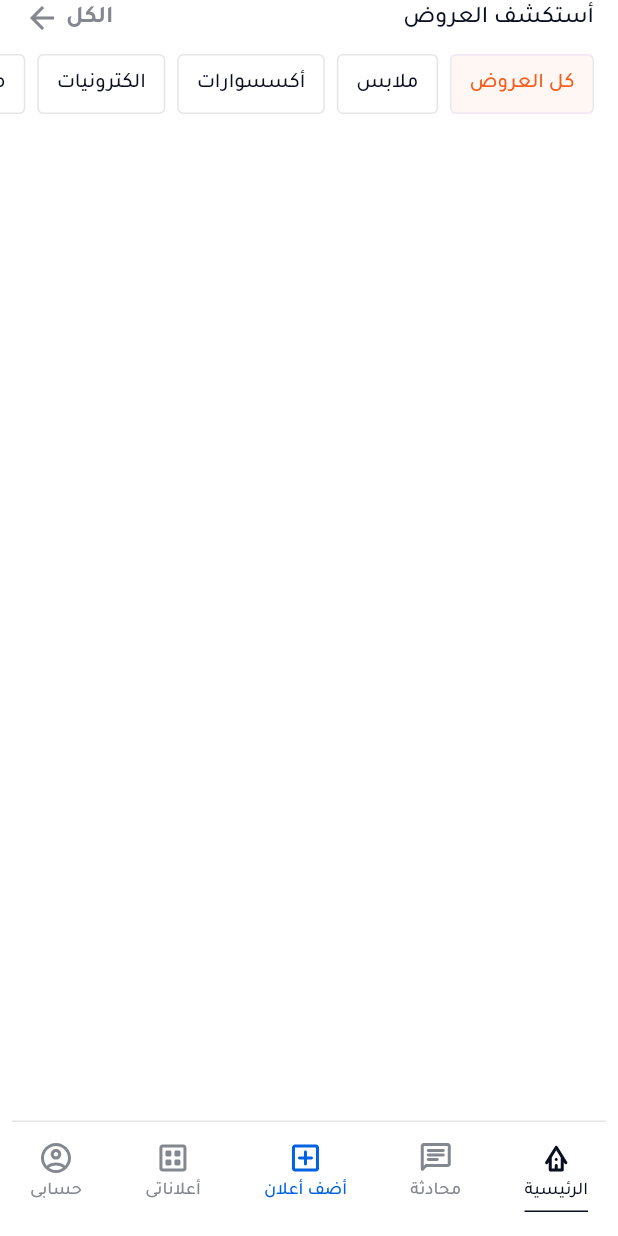
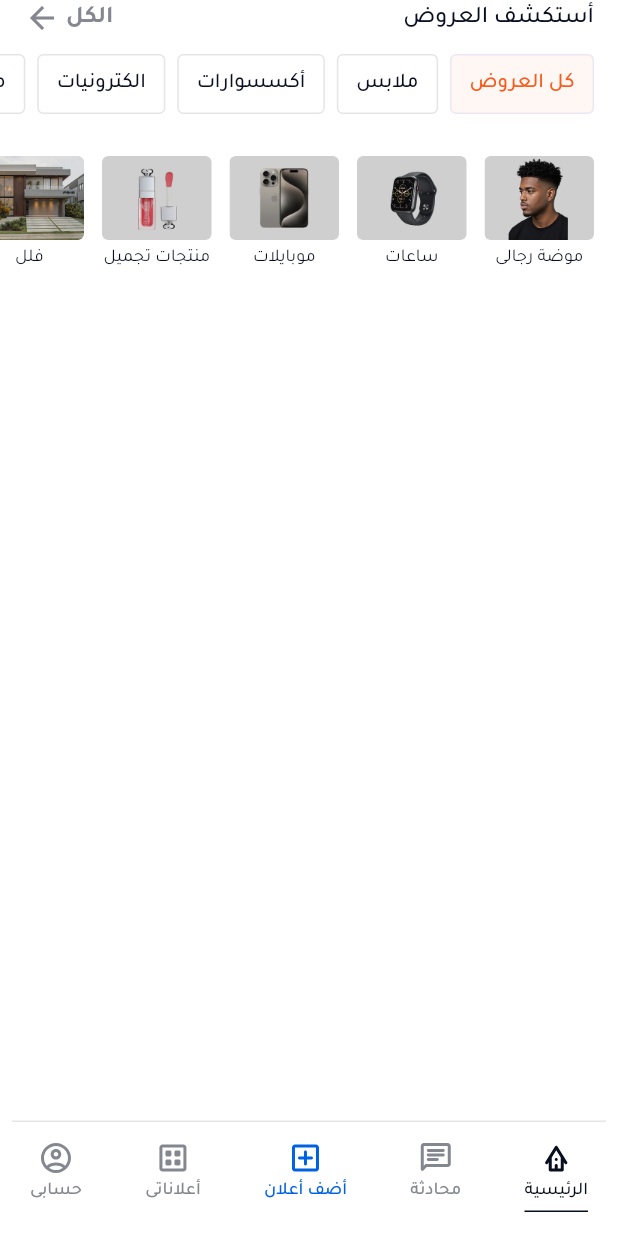
Before and after one commit to Korya25/itlegend_flutter_challenge_mahmoud_mohamed, a Flutter app: the screen it shows after launch, on a phone screen of 412 x 824 dp. Run offline on Flutter 3.47's test engine with Material 3 defaults, Android fonts, the light colour scheme and no system bars; our stand-ins replace device_preview, flutter_svg, go_router.

Commit message:
add PopularSubCategoriesSection

```diff
--- a/lib/core/style/font/app_text_styles.dart
+++ b/lib/core/style/font/app_text_styles.dart
@@ -46,6 +46,11 @@ class AppTextStyles {
 
   static TextStyle font12Medium({Color? color}) =>
       custom(size: 12, weight: FontWeightHelper.medium, color: color);
+  static TextStyle font12RegularPrimary() => custom(
+    size: 12,
+    weight: FontWeightHelper.regular,
+    color: AppColors.textAndIconPrimary,
+  );
   static TextStyle font16GreyBold({Color? color}) => custom(
     size: 16,
     color: AppColors.textAndIconGrey,
--- /dev/null
+++ b/lib/data/models/sub_category_model.dart
@@ -0,0 +1,49 @@
+class SubCategoryModel {
+  final int id;
+  final String name;
+  final String imagePath;
+
+  const SubCategoryModel({
+    required this.id,
+    required this.name,
+    required this.imagePath,
+  });
+
+  Map<String, dynamic> toMap() => {
+    'id': id,
+    'name': name,
+    'imagePath': imagePath,
+  };
+
+  factory SubCategoryModel.fromMap(Map<String, dynamic> map) {
+    return SubCategoryModel(
+      id: map['id'] as int,
+      name: map['name'] as String,
+      imagePath: map['imagePath'] as String,
+    );
+  }
+
+  static List<SubCategoryModel> list = [
+    SubCategoryModel(
+      id: 1,
+      name: 'موضة رجالى',
+      imagePath: 'assets/images/men_fashion.png',
+    ),
+    SubCategoryModel(
+      id: 2,
+      name: 'ساعات',
+      imagePath: 'assets/images/watch.png',
+    ),
+    SubCategoryModel(
+      id: 3,
+      name: 'موبايلات',
+      imagePath: 'assets/images/mobile.png',
+    ),
+    SubCategoryModel(
+      id: 4,
+      name: 'منتجات تجميل',
+      imagePath: 'assets/images/beauty.png',
+    ),
+    SubCategoryModel(id: 5, name: 'فلل', imagePath: 'assets/images/villa.png'),
+  ];
+}
--- a/lib/presentation/views/home_view.dart
+++ b/lib/presentation/views/home_view.dart
@@ -1,6 +1,7 @@
 import 'package:flutter/material.dart';
 import 'package:itlegend_flutter_challenge/core/style/theme/app_colors.dart';
 import 'package:itlegend_flutter_challenge/presentation/widgets/offer_categories/offer_categories_section.dart';
+import 'package:itlegend_flutter_challenge/presentation/widgets/popular_sub_categories/popular_sub_categories_section.dart';
 
 class HomeView extends StatelessWidget {
   const HomeView({super.key});
@@ -12,9 +13,12 @@ class HomeView extends StatelessWidget {
       body: SafeArea(
         child: CustomScrollView(
           slivers: [
+            SliverToBoxAdapter(child: OfferCategoriesSection()),
             SliverToBoxAdapter(
-              child: OfferCategoriesSection(),
-              //
+              child: Padding(
+                padding: const EdgeInsets.only(top: 28),
+                child: PopularSubCategoriesSection(),
+              ),
             ),
           ],
         ),
--- /dev/null
+++ b/lib/presentation/widgets/popular_sub_categories/popular_sub_categories_section.dart
@@ -0,0 +1,26 @@
+import 'package:flutter/material.dart';
+import 'package:itlegend_flutter_challenge/data/models/sub_category_model.dart';
+import 'widgets/sub_category_card.dart';
+
+class PopularSubCategoriesSection extends StatelessWidget {
+  const PopularSubCategoriesSection({super.key});
+
+  @override
+  Widget build(BuildContext context) {
+    final subCategories = SubCategoryModel.list;
+
+    return SizedBox(
+      height: 95,
+      child: ListView.separated(
+        scrollDirection: Axis.horizontal,
+        padding: const EdgeInsets.symmetric(horizontal: 16),
+        itemCount: subCategories.length,
+        separatorBuilder: (_, __) => const SizedBox(width: 12),
+        itemBuilder: (context, index) {
+          final subCategory = subCategories[index];
+          return SubCategoryCard(subCategory: subCategory);
+        },
+      ),
+    );
+  }
+}
--- /dev/null
+++ b/lib/presentation/widgets/popular_sub_categories/widgets/sub_category_card.dart
@@ -0,0 +1,39 @@
+// ignore_for_file: deprecated_member_use
+
+import 'package:flutter/material.dart';
+import 'package:itlegend_flutter_challenge/core/style/font/app_text_styles.dart';
+import 'package:itlegend_flutter_challenge/data/models/sub_category_model.dart';
+
+class SubCategoryCard extends StatelessWidget {
+  final SubCategoryModel subCategory;
+
+  const SubCategoryCard({super.key, required this.subCategory});
+
+  @override
+  Widget build(BuildContext context) {
+    return Column(
+      children: [
+        Container(
+          height: 56,
+          decoration: ShapeDecoration(
+            color: Colors.black.withOpacity(0.1),
+            shape: RoundedRectangleBorder(
+              borderRadius: BorderRadius.circular(4),
+            ),
+          ),
+          child: ClipRRect(
+            borderRadius: BorderRadius.circular(4),
+            child: Image.asset(subCategory.imagePath, fit: BoxFit.cover),
+          ),
+        ),
+        const SizedBox(height: 4),
+        Text(
+          subCategory.name,
+          textAlign: TextAlign.center,
+          style: AppTextStyles.font12RegularPrimary(),
+          maxLines: 1,
+        ),
+      ],
+    );
+  }
+}
--- a/pubspec.yaml
+++ b/pubspec.yaml
@@ -71,6 +71,7 @@ flutter:
   # To add assets to your application, add an assets section, like this:
   assets:
     - assets/svgs/
+    - assets/images/
   #   - images/a_dot_ham.jpeg
 
   # An image asset can refer to one or more resolution-specific "variants", see
```
Also changed, not shown: assets/images/beauty.png (added), assets/images/men_fashion.png (added), assets/images/mobile.png (added), assets/images/villa.png (added), assets/images/watch.png (added).
